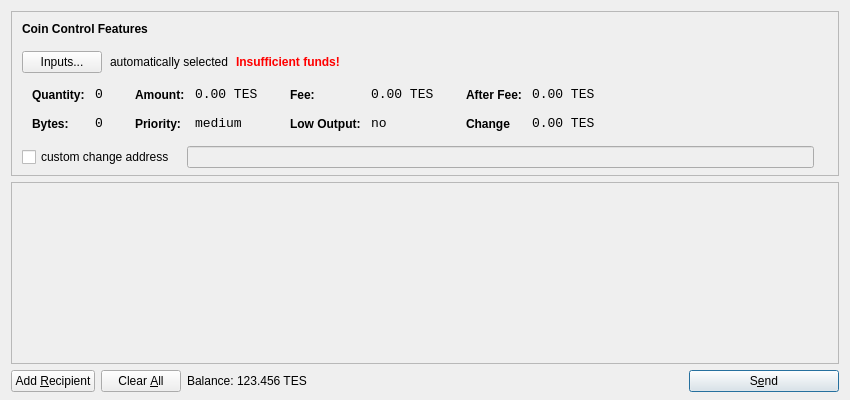
TeslacoinFoundation/TeslacoinCore, file src/qt/forms/sendcoinsdialog.ui: the form before one commit.
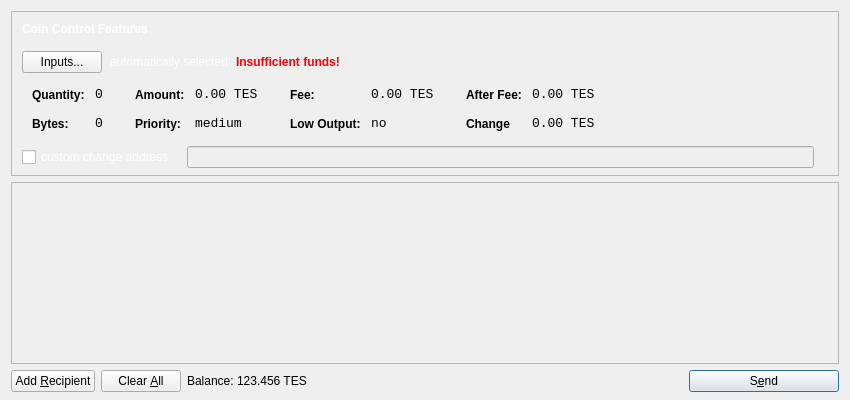
The form after the commit. Icons and pictures are not drawn.

Diff of the .ui file:
```diff
--- a/src/qt/forms/sendcoinsdialog.ui
+++ b/src/qt/forms/sendcoinsdialog.ui
@@ -84,7 +84,7 @@
              </font>
             </property>
             <property name="styleSheet">
-             <string notr="true">font-weight:bold;</string>
+             <string notr="true">font-weight:bold;color:#ffffff</string>
             </property>
             <property name="text">
              <string>Coin Control Features</string>
@@ -116,6 +116,9 @@
             <property name="text">
              <string>automatically selected</string>
             </property>
+            <property name="styleSheet">
+             <string notr="true">color:#ffffff</string>
+            </property>
             <property name="margin">
              <number>5</number>
             </property>
@@ -558,6 +561,9 @@
             <property name="text">
              <string>custom change address</string>
             </property>
+            <property name="styleSheet">
+             <string notr="true">color:#ffffff</string>
+            </property>
            </widget>
           </item>
           <item>
```
